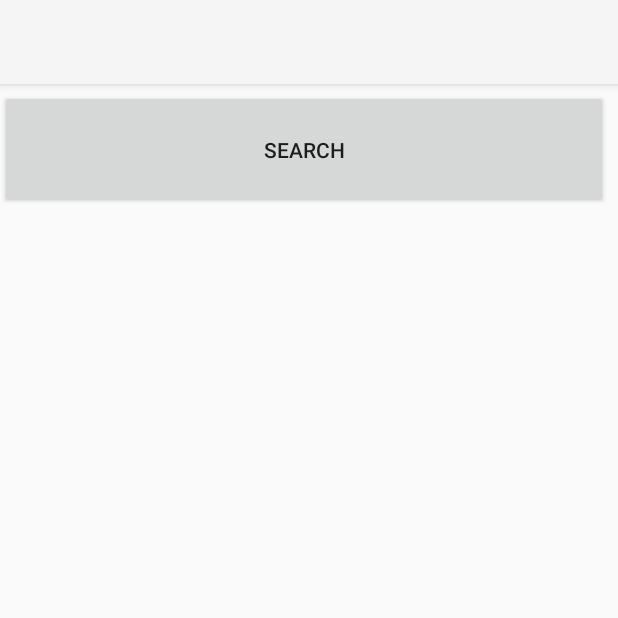
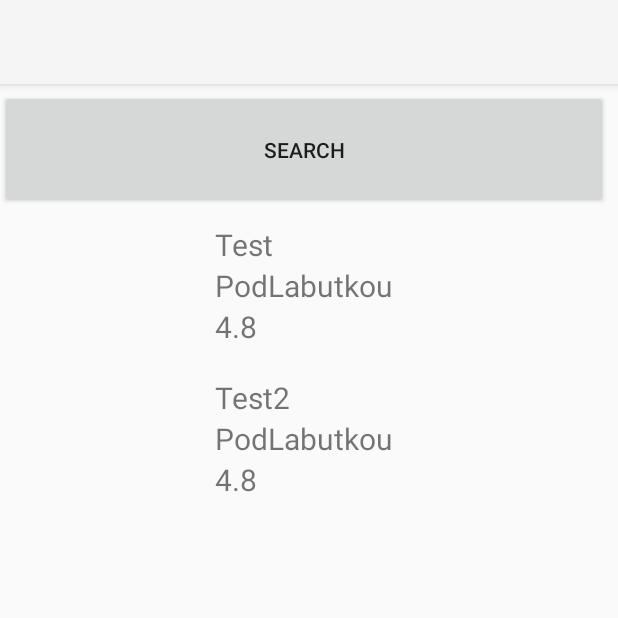
Before and after one commit to Tomiczeq/KSMAP, an Android app: the screen it shows after launch (MainActivity), on a phone screen of 412 x 824 dp, the top half of it. Run offline under Robolectric (Android 15) with nearby library versions, the phone set to English and light mode, and no system bars; our stand-ins replace Volley.

Commit message:
feat: add recyclerView for search results

```diff
--- a/app/app/src/main/java/com/example/recommender/MainActivity.java
+++ b/app/app/src/main/java/com/example/recommender/MainActivity.java
@@ -4,6 +4,8 @@ import androidx.annotation.RequiresApi;
 import androidx.appcompat.app.AppCompatActivity;
 import androidx.core.app.ActivityCompat;
 import androidx.core.content.ContextCompat;
+import androidx.recyclerview.widget.LinearLayoutManager;
+import androidx.recyclerview.widget.RecyclerView;
 
 import android.content.Context;
 import android.content.Intent;
@@ -14,6 +16,7 @@ import android.os.Build;
 import android.os.Bundle;
 import android.util.Log;
 import android.view.View;
+import android.widget.Toast;
 
 import com.android.volley.Request;
 import com.android.volley.RequestQueue;
@@ -35,12 +38,15 @@ import java.net.HttpURLConnection;
 import java.net.MalformedURLException;
 import java.net.URL;
 import java.net.URLConnection;
+import java.util.ArrayList;
 
-public class MainActivity extends AppCompatActivity {
+public class MainActivity extends AppCompatActivity implements MyRecyclerViewAdapter.ItemClickListener {
 
     private static final String TAG = "MainActivity";
 
     private RequestQueue requestQueue;
+
+    MyRecyclerViewAdapter adapter;
 
     @Override
     protected void onCreate(Bundle savedInstanceState) {
@@ -59,12 +65,38 @@ public class MainActivity extends AppCompatActivity {
                 }
             }
         });
+
+        JSONArray array = new JSONArray();
+        JSONObject item = new JSONObject();
+        try {
+            item.put("name", "Test");
+            item.put("vicinity", "PodLabutkou");
+            item.put("rating", 4.8);
+        } catch (JSONException e) {
+            e.printStackTrace();
+        }
+        array.put(item);
+        JSONObject item1 = new JSONObject();
+        try {
+            item1.put("name", "Test2");
+            item1.put("vicinity", "PodLabutkou");
+            item1.put("rating", 4.8);
+        } catch (JSONException e) {
+            e.printStackTrace();
+        }
+        array.put(item1);
+
+        // set up the RecyclerView
+        RecyclerView recyclerView = findViewById(R.id.search_results);
+        recyclerView.setLayoutManager(new LinearLayoutManager(this));
+//        adapter = new MyRecyclerViewAdapter(this, animalNames);
+        adapter = new MyRecyclerViewAdapter(this, array);
+        adapter.setClickListener(this);
+        recyclerView.setAdapter(adapter);
     }
 
     public RequestQueue getRequestQueue() {
         if (requestQueue == null) {
-            // getApplicationContext() is key, it keeps you from leaking the
-            // Activity or BroadcastReceiver if someone passes one in.
             requestQueue = Volley.newRequestQueue(getApplicationContext());
         }
         return requestQueue;
@@ -114,4 +146,9 @@ public class MainActivity extends AppCompatActivity {
 //        context.startForegroundService(intent);
 //        context.startService(intent);
     }
+
+    @Override
+    public void onItemClick(View view, int position) throws JSONException {
+        Toast.makeText(this, "You clicked " + adapter.getItem(position).toString() + " on row number " + position, Toast.LENGTH_SHORT).show();
+    }
 }
--- /dev/null
+++ b/app/app/src/main/java/com/example/recommender/MyRecyclerViewAdapter.java
@@ -0,0 +1,97 @@
+package com.example.recommender;
+
+
+import android.content.Context;
+import android.view.LayoutInflater;
+import android.view.View;
+import android.view.ViewGroup;
+import android.widget.TextView;
+
+import androidx.recyclerview.widget.RecyclerView;
+
+import org.json.JSONArray;
+import org.json.JSONException;
+import org.json.JSONObject;
+
+import java.util.List;
+
+public class MyRecyclerViewAdapter extends RecyclerView.Adapter<MyRecyclerViewAdapter.ViewHolder> {
+
+    private JSONArray placesData;
+    private LayoutInflater mInflater;
+    private ItemClickListener mClickListener;
+
+    // data is passed into the constructor
+    MyRecyclerViewAdapter(Context context, JSONArray data) {
+        this.mInflater = LayoutInflater.from(context);
+        this.placesData = data;
+    }
+
+    // inflates the row layout from xml when needed
+    @Override
+    public ViewHolder onCreateViewHolder(ViewGroup parent, int viewType) {
+        View view = mInflater.inflate(R.layout.result_layout, parent, false);
+        return new ViewHolder(view);
+    }
+
+    // binds the data to the TextView in each row
+    @Override
+    public void onBindViewHolder(ViewHolder holder, int position) {
+        try {
+            JSONObject placeData = placesData.getJSONObject(position);
+            holder.placeName.setText(placeData.getString("name"));
+            holder.placeAddress.setText(placeData.getString("vicinity"));
+            holder.placeRatting.setText(placeData.getString("rating"));
+        } catch (JSONException e) {
+            e.printStackTrace();
+        }
+    }
+
+    // total number of rows
+    @Override
+    public int getItemCount() {
+        return placesData.length();
+    }
+
+
+    // stores and recycles views as they are scrolled off screen
+    public class ViewHolder extends RecyclerView.ViewHolder implements View.OnClickListener {
+        TextView placeName;
+        TextView placeAddress;
+        TextView placeRatting;
+
+        ViewHolder(View itemView) {
+            super(itemView);
+            placeName = itemView.findViewById(R.id.placeName);
+            placeAddress = itemView.findViewById(R.id.placeAddress);
+            placeRatting = itemView.findViewById(R.id.placeRatting);
+            itemView.setOnClickListener(this);
+        }
+
+        @Override
+        public void onClick(View view) {
+            if (mClickListener != null) {
+                try {
+                    mClickListener.onItemClick(view, getAdapterPosition());
+                } catch (JSONException e) {
+                    e.printStackTrace();
+                }
+            }
+        }
+    }
+
+    // convenience method for getting data at click position
+    JSONObject getItem(int id) throws JSONException {
+        return placesData.getJSONObject(id);
+    }
+
+    // allows clicks events to be caught
+    void setClickListener(ItemClickListener itemClickListener) {
+        this.mClickListener = itemClickListener;
+    }
+
+    // parent activity will implement this method to respond to click events
+    public interface ItemClickListener {
+        void onItemClick(View view, int position) throws JSONException;
+    }
+}
--- a/app/app/src/main/res/layout/activity_main.xml
+++ b/app/app/src/main/res/layout/activity_main.xml
@@ -16,4 +16,12 @@
         app:layout_constraintHorizontal_bias="1.0"
         app:layout_constraintStart_toStartOf="parent"
         app:layout_constraintTop_toTopOf="parent" />
+
+    <androidx.recyclerview.widget.RecyclerView
+        android:id="@+id/search_results"
+        android:layout_width="match_parent"
+        android:layout_height="match_parent"
+        app:layout_constraintEnd_toEndOf="parent"
+        app:layout_constraintStart_toStartOf="parent"
+        app:layout_constraintTop_toBottomOf="@+id/search_restaurants" />
 </androidx.constraintlayout.widget.ConstraintLayout>
--- /dev/null
+++ b/app/app/src/main/res/layout/result_layout.xml
@@ -0,0 +1,25 @@
+<?xml version="1.0" encoding="utf-8"?>
+<LinearLayout xmlns:android="http://schemas.android.com/apk/res/android"
+    android:id="@+id/result_layout"
+    android:layout_width="match_parent"
+    android:layout_height="wrap_content"
+    android:orientation="vertical"
+    android:padding="10dp">
+
+        <TextView
+            android:id="@+id/placeName"
+            android:layout_width="wrap_content"
+            android:layout_height="wrap_content"
+            android:textSize="20sp" />
+        <TextView
+            android:id="@+id/placeAddress"
+            android:layout_width="wrap_content"
+            android:layout_height="wrap_content"
+            android:textSize="20sp" />
+        <TextView
+            android:id="@+id/placeRatting"
+            android:layout_width="wrap_content"
+            android:layout_height="wrap_content"
+            android:textSize="20sp" />
+
+</LinearLayout>
```
